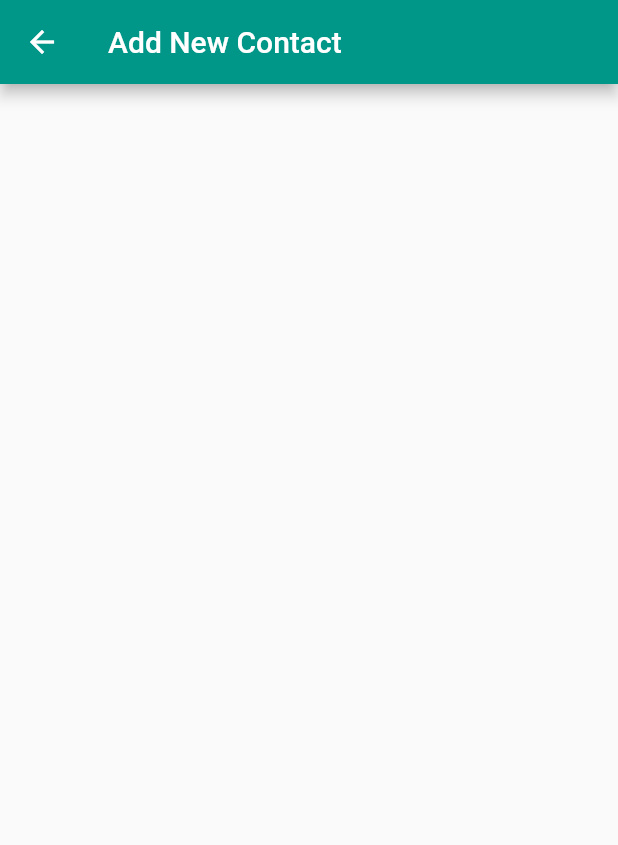
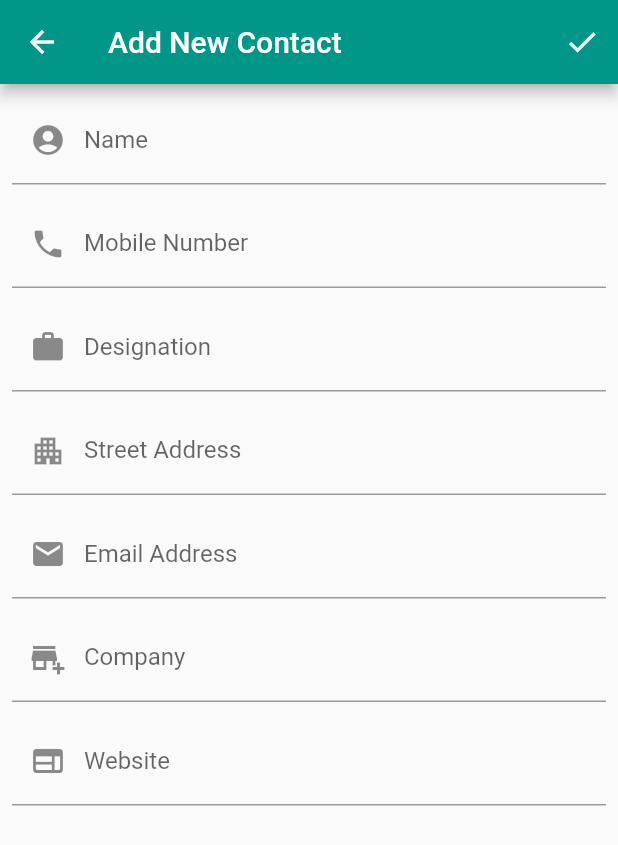
Before and after one commit to NasirSunny50/Virtual-Visiting-Card, a Flutter app: the NewContactPage screen opened by its route, on a phone screen of 412 x 824 dp. Shown: the top 845 px of the screen. Run offline on Flutter 3.47's test engine with Material 2 defaults, Android fonts, the phone set to English and light mode, and no system bars.

Commit message:
new_contact_page & contact_model updated

```diff
--- /dev/null
+++ b/lib/model/contact_model.dart
@@ -0,0 +1,28 @@
+class ContactModel{
+  int? id;
+  String name;
+  String? designation;
+  String? email;
+  String mobile;
+  String? streetAddress;
+  String? companyName;
+  String? website;
+  bool favourite;
+
+
+  ContactModel({
+      this.id,
+      required this.name,
+      this.designation,
+      this.email,
+      required this.mobile,
+      this.streetAddress,
+      this.companyName,
+      this.website,
+      this.favourite = false});
+
+  @override
+  String toString() {
+    return 'ContactModel{id: $id, name: $name, designation: $designation, email: $email, mobile: $mobile, streetAddress: $streetAddress, companyName: $companyName, website: $website, favourite: $favourite}';
+  }
+}
--- a/lib/pages/new_contact_page.dart
+++ b/lib/pages/new_contact_page.dart
@@ -8,14 +8,145 @@ class NewContactPage extends StatefulWidget {
 }
 
 class _NewContactPageState extends State<NewContactPage> {
+  final _nameController = TextEditingController();
+  final _designationController = TextEditingController();
+  final _emailController = TextEditingController();
+  final _companyController = TextEditingController();
+  final _mobileController = TextEditingController();
+  final _addressController = TextEditingController();
+  final _websiteController = TextEditingController();
+
+  @override
+  void dispose() {
+    _nameController.dispose();
+    _designationController.dispose();
+    _emailController.dispose();
+    _companyController.dispose();
+    _mobileController.dispose();
+    _addressController.dispose();
+    _websiteController.dispose();
+    super.dispose();
+  }
+
   @override
   Widget build(BuildContext context) {
     return Scaffold(
       appBar: AppBar(
         title: Text('Add New Contact'),
         backgroundColor: Colors.teal,
+        actions: [
+          IconButton(
+              onPressed: _saveContact,
+              icon: Icon(Icons.done))
+        ],
       ),
-      body: Container(),
+      body: Form(
+        child: ListView(
+          padding: const EdgeInsets.all(8.0),
+          children: [
+            TextFormField(
+              controller: _nameController,
+              decoration: InputDecoration(
+                labelText: 'Name',
+                prefixIcon: Icon(Icons.account_circle),
+              ),
+              validator: (value){
+                if(value == null || value.isEmpty){
+                  return 'Please Provide a Valid Name';
+                }
+                if(value.length > 20){
+                  return 'Name should be within 20 characters';
+                }
+                return null;
+              },
+            ),
+            SizedBox(height: 10,),
+
+            TextFormField(
+              keyboardType: TextInputType.phone,
+              controller: _mobileController,
+              decoration: InputDecoration(
+                labelText: 'Mobile Number',
+                prefixIcon: Icon(Icons.phone),
+              ),
+              validator: (value){
+                if(value == null || value.isEmpty){
+                  return 'Please Provide a Valid Number';
+                }
+                if(value.length > 11){
+                  return 'Invalid Number';
+                }
+                return null;
+              },
+            ),
+            SizedBox(height: 10,),
+
+            TextFormField(
+              controller: _designationController,
+              decoration: InputDecoration(
+                labelText: 'Designation',
+                prefixIcon: Icon(Icons.work),
+              ),
+              validator: (value){
+                return null;
+              },
+            ),
+            SizedBox(height: 10,),
+
+            TextFormField(
+              controller: _addressController,
+              decoration: InputDecoration(
+                labelText: 'Street Address',
+                prefixIcon: Icon(Icons.apartment),
+              ),
+              validator: (value){
+                return null;
+              },
+            ),
+            SizedBox(height: 10,),
+
+            TextFormField(
+              keyboardType: TextInputType.emailAddress,
+              controller: _emailController,
+              decoration: InputDecoration(
+                labelText: 'Email Address',
+                prefixIcon: Icon(Icons.email),
+              ),
+              validator: (value){
+                return null;
+              },
+            ),
+            SizedBox(height: 10,),
+
+            TextFormField(
+              controller: _companyController,
+              decoration: InputDecoration(
+                labelText: 'Company',
+                prefixIcon: Icon(Icons.add_business),
+              ),
+              validator: (value){
+                return null;
+              },
+            ),
+            SizedBox(height: 10,),
+
+            TextFormField(
+              controller: _websiteController,
+              decoration: InputDecoration(
+                labelText: 'Website',
+                prefixIcon: Icon(Icons.web_rounded),
+              ),
+              validator: (value){
+                return null;
+              },
+            ),
+            SizedBox(height: 10,),
+          ],
+        ),
+      ),
     );
   }
+
+  void _saveContact() {
+  }
 }
```
